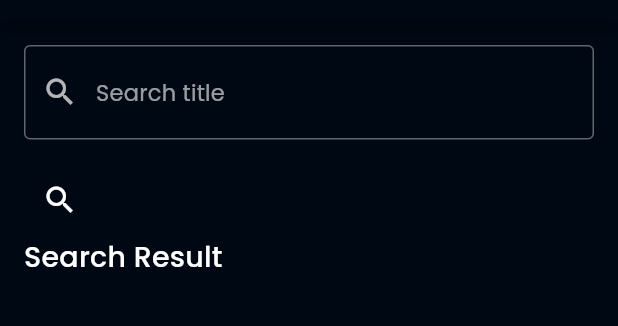
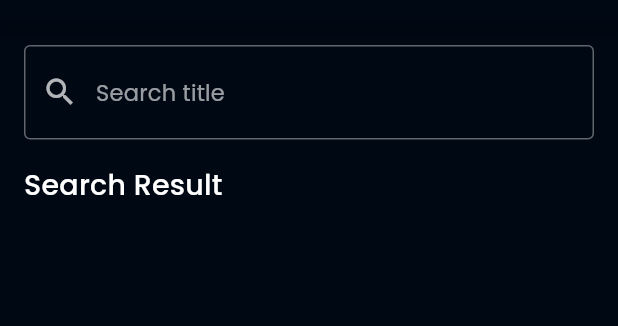
Before and after one commit to algorithm-96/ditonton1, a Flutter app: the SearchPage screen opened by its route, on a phone screen of 412 x 824 dp, the part 63-389 px from its top. Run offline on Flutter 3.47's test engine with Material 2 defaults, Android fonts, the phone set to English and light mode, and no system bars; our stand-ins replace cached_network_image, dartz, data_connection_checker, equatable, firebase_core, firebase_crashlytics and 6 more; accounts and stored records are empty.

Commit message:
fix some file

```diff
--- a/core/lib/presentation/pages/search_page.dart
+++ b/core/lib/presentation/pages/search_page.dart
@@ -35,13 +35,6 @@ class SearchPage extends StatelessWidget {
               textInputAction: TextInputAction.search,
             ),
             const SizedBox(height: 16),
-            IconButton(
-  onPressed: () {
-    FirebaseCrashlytics.instance.crash();
-    Navigator.pushNamed(context, SearchPageTv.ROUTE_NAME);
-  },
-  icon: Icon(Icons.search),
-),
             Text(
               'Search Result',
               style: kHeading6,
```
